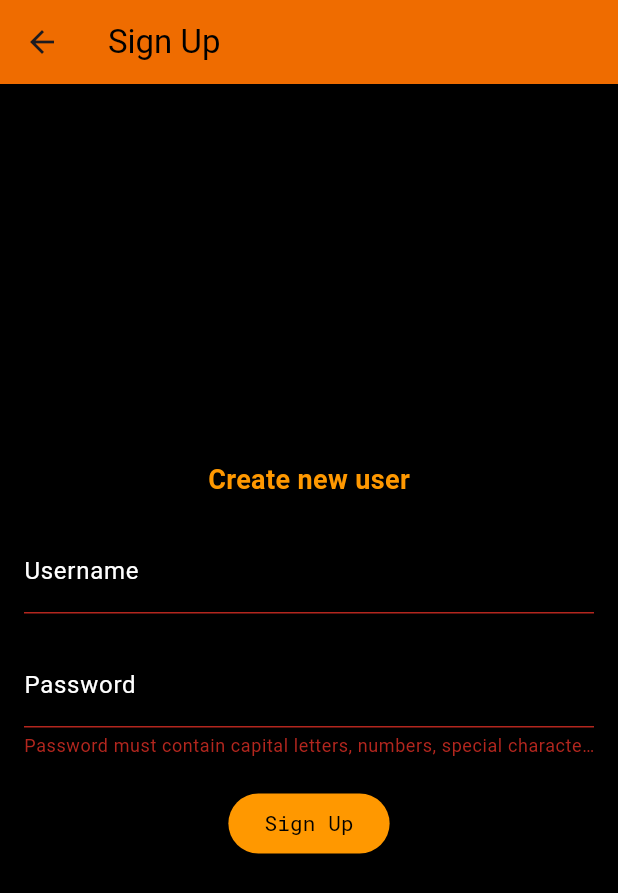
After one commit to Musicalibree/CV_Database, a Flutter app: the SignupPage screen opened directly, after a tap on "Sign Up", on a phone screen of 412 x 824 dp. The commit adds this screen. Shown: the top 893 px of the screen. Run offline on Flutter 3.47's test engine with Material 3 defaults, Android fonts, the phone set to English and light mode, and no system bars.

Commit message:
first commit

```diff
--- a/lib/loginpage.dart
+++ b/lib/loginpage.dart
@@ -1,5 +1,6 @@
 import 'dart:convert';
 import 'homepage.dart';
+import 'signup.dart'; // Import your SignupPage
 import 'package:flutter/material.dart';
 import 'package:http/http.dart' as http;
 
@@ -19,6 +20,8 @@ class LoginPage extends StatefulWidget {
   @override
   _LoginPageState createState() => _LoginPageState();
 }
+
+// ... (Your existing imports)
 
 class _LoginPageState extends State<LoginPage> {
   final _formKey = GlobalKey<FormState>(); // Add a GlobalKey for the form
@@ -96,7 +99,7 @@ class _LoginPageState extends State<LoginPage> {
                   }
                   return null;
                 },
-                obscureText: true,
+                obscureText: false, // Set to false to show the entered text
               ),
               TextFormField(
                 style: TextStyle(
@@ -133,6 +136,23 @@ class _LoginPageState extends State<LoginPage> {
                   ),
                 ),
               ),
+              SizedBox(height: 10), // Add some spacing between buttons
+              TextButton(
+                onPressed: () {
+                  // Navigate to the signup page (SignupPage)
+                  Navigator.push(
+                    context,
+                    MaterialPageRoute(builder: (context) => SignupPage()),
+                  );
+                },
+                child: Text(
+                  'Sign Up',
+                  style: TextStyle(
+                    color: Colors.orange,
+                    fontFamily: 'RobotoMono',
+                  ),
+                ),
+              ),
             ],
           ),
         ),
--- a/lib/main.dart
+++ b/lib/main.dart
@@ -9,6 +9,7 @@ class MyApp extends StatelessWidget {
   @override
   Widget build(BuildContext context) {
     return MaterialApp(
+      debugShowCheckedModeBanner: false,
       home: LoginPage(),
     );
   }
--- /dev/null
+++ b/lib/signup.dart
@@ -0,0 +1,164 @@
+import 'dart:convert';
+import 'package:flutter/material.dart';
+import 'package:http/http.dart' as http;
+
+class SignupPage extends StatefulWidget {
+  @override
+  _SignupPageState createState() => _SignupPageState();
+}
+
+class _SignupPageState extends State<SignupPage> {
+  TextEditingController usernameController = TextEditingController();
+  TextEditingController passwordController = TextEditingController();
+
+  String passwordErrorText = '';
+  String usernameErrorText = '';
+
+  Future<void> _signup() async {
+    // Perform password validation
+    if (!_validatePassword(passwordController.text)) {
+      setState(() {
+        passwordErrorText =
+            'Password must contain capital letters, numbers, special characters, and be at least 8 characters long.';
+      });
+      return;
+    } else {
+      setState(() {
+        passwordErrorText = '';
+      });
+    }
+
+    // Perform username validation
+    if (!_validateUsername(usernameController.text)) {
+      setState(() {
+        usernameErrorText = 'Username must end with "@gmail.com"';
+      });
+      return;
+    } else {
+      setState(() {
+        usernameErrorText = '';
+      });
+    }
+
+    // Proceed with signup
+    final response = await http.post(
+      Uri.parse('http://localhost/loginv2/signup.php'),
+      body: {
+        'username': usernameController.text,
+        'password': passwordController.text,
+      },
+    );
+
+    if (response.statusCode == 200) {
+      final result = jsonDecode(response.body);
+      // Display a message to the user based on the response from the server
+      ScaffoldMessenger.of(context).showSnackBar(
+        SnackBar(
+          content: Text(result['message']),
+        ),
+      );
+    } else {
+      // Handle errors
+      print('Error: ${response.statusCode}');
+    }
+  }
+
+  // Password validation function
+  bool _validatePassword(String password) {
+    // Add your password validation logic here
+    // For example, requiring capital letters, numbers, special characters, and a minimum length of 8
+    RegExp passwordRegExp =
+        RegExp(r'^(?=.*?[A-Z])(?=.*?[a-z])(?=.*?[0-9])(?=.*?[!@#\$&*~]).{8,}$');
+    return passwordRegExp.hasMatch(password);
+  }
+
+  // Username validation function
+  bool _validateUsername(String username) {
+    // Add your username validation logic here
+    // For example, requiring the username to end with "@gmail.com"
+    return username.endsWith('@gmail.com');
+  }
+
+  @override
+  Widget build(BuildContext context) {
+    return Scaffold(
+      appBar: AppBar(
+        backgroundColor: Colors.orange.shade800,
+        title: Text(
+          'Sign Up',
+          style: TextStyle(color: Colors.black),
+        ),
+      ),
+      body: Padding(
+        padding: const EdgeInsets.all(16.0),
+        child: Column(
+          mainAxisAlignment: MainAxisAlignment.center,
+          children: [
+            Text(
+              'Create new user',
+              style: TextStyle(
+                color: Colors.orange,
+                fontSize: 18,
+                fontWeight: FontWeight.bold,
+              ),
+            ),
+            SizedBox(height: 20),
+            TextFormField(
+              style: TextStyle(
+                color: Colors.orange,
+                fontFamily: 'RobotoMono',
+              ),
+              controller: usernameController,
+              decoration: InputDecoration(
+                labelText: 'Username',
+                labelStyle: TextStyle(color: Colors.white),
+                errorText: usernameErrorText,
+              ),
+              validator: (value) {
+                if (value == null || value.isEmpty) {
+                  return 'Please enter your username';
+                }
+                return null;
+              },
+            ),
+            TextFormField(
+              style: TextStyle(
+                color: Colors.orange,
+                fontFamily: 'RobotoMono',
+              ),
+              controller: passwordController,
+              decoration: InputDecoration(
+                labelText: 'Password',
+                labelStyle: TextStyle(color: Colors.white),
+                errorText: passwordErrorText,
+              ),
+              validator: (value) {
+                if (value == null || value.isEmpty) {
+                  return 'Please enter your password';
+                }
+                return null;
+              },
+              obscureText: true,
+            ),
+            SizedBox(height: 20),
+            ElevatedButton(
+              style: ElevatedButton.styleFrom(backgroundColor: Colors.orange),
+              onPressed: () {
+                // Perform signup when the button is pressed
+                _signup();
+              },
+              child: Text(
+                'Sign Up',
+                style: TextStyle(
+                  color: Colors.black,
+                  fontFamily: 'RobotoMono',
+                ),
+              ),
+            ),
+          ],
+        ),
+      ),
+      backgroundColor: Colors.black,
+    );
+  }
+}
```
Also changed, not shown: 2 other files.
